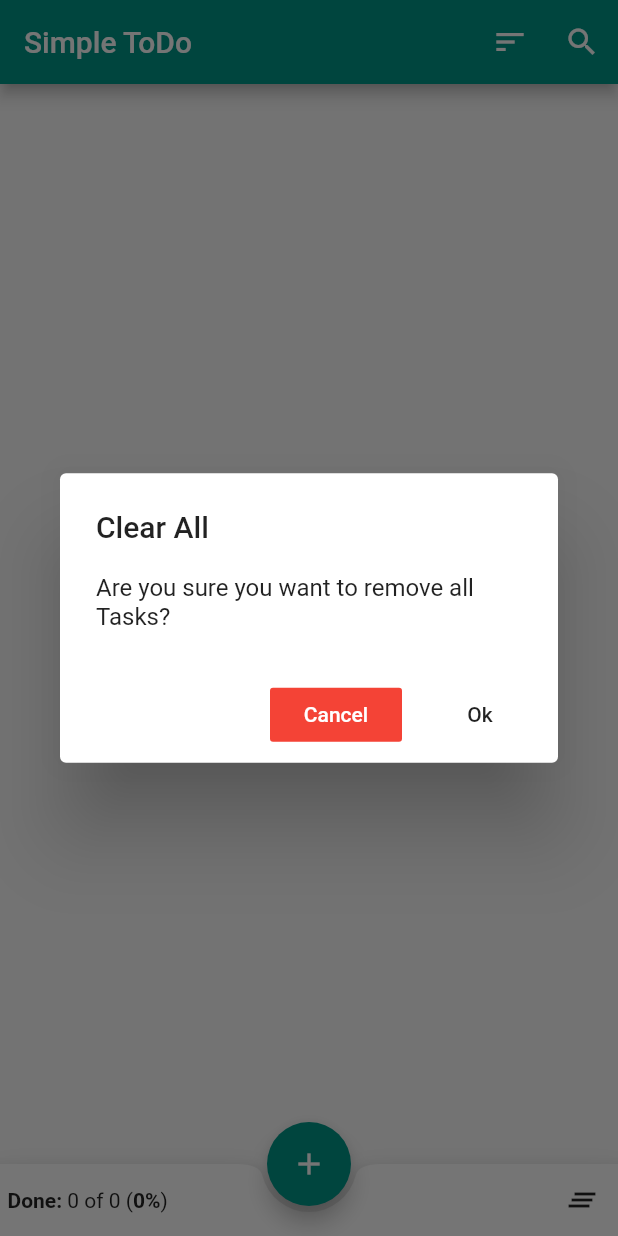
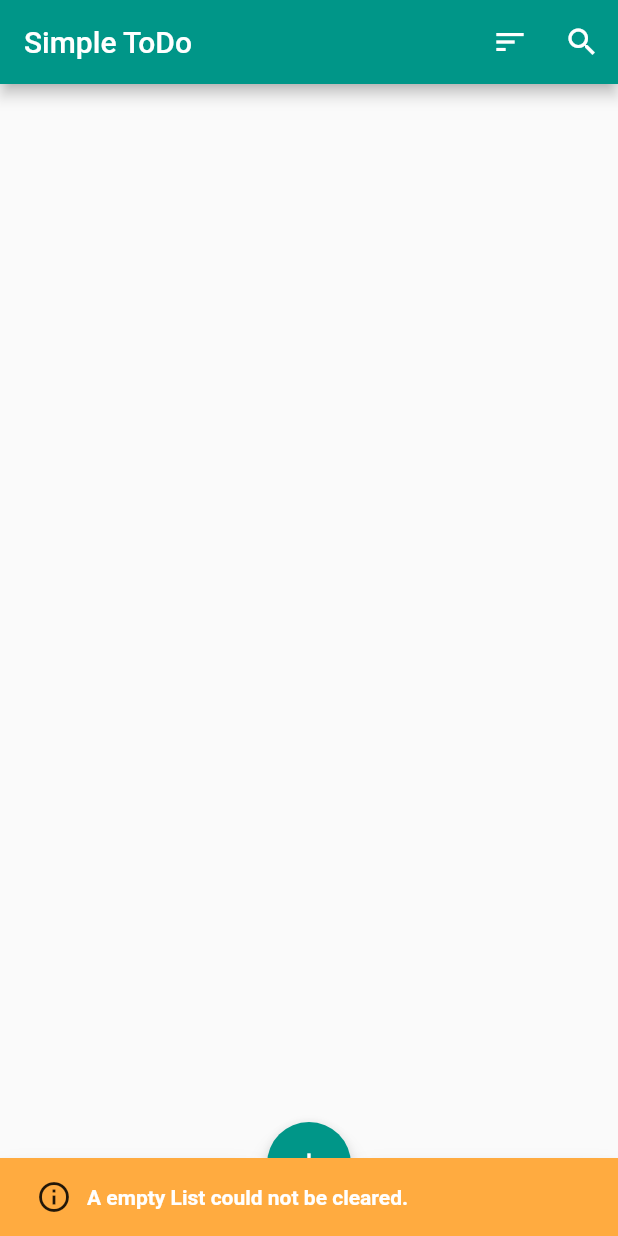
Before and after one commit to darielopper/flutter_todo_app, a Flutter app: the screen it shows after launch, after a tap on the "clear all" icon, on a phone screen of 412 x 824 dp. Run offline on Flutter 3.47's test engine with Material 2 defaults, Android fonts, the phone set to English and light mode, and no system bars.

```diff
--- a/lib/components/app.dart
+++ b/lib/components/app.dart
@@ -20,7 +20,7 @@ class MyApp extends StatelessWidget {
           // Notice that the counter didn't reset back to zero; the application
           // is not restarted.
           primarySwatch: Colors.teal),
-      home: MyHomePage(title: 'Simple ToDo'),
+      home: new Scaffold(body: MyHomePage(title: 'Simple ToDo')),
     );
   }
 }
--- a/lib/components/home_page.dart
+++ b/lib/components/home_page.dart
@@ -132,6 +132,21 @@ class _MyHomePageState extends State<MyHomePage> {
   }
 
   void removeAll() {
+    if (_list.count == 0) {
+      Scaffold.of(context).showSnackBar(new SnackBar(
+        backgroundColor: Colors.orangeAccent,
+        content: Row(
+          mainAxisAlignment: MainAxisAlignment.start,
+          children: <Widget>[
+            Icon(Icons.info_outline),
+            Padding(padding: EdgeInsets.only(left: 10), child: Text('A empty List could not be cleared.', style: TextStyle(fontWeight: FontWeight.bold)))
+          ],
+        ),
+        duration: Duration(seconds: 7),
+      ));
+
+      return;
+    }
     Utils.confirmDialog(
       title: 'Clear All',
       message: 'Are you sure you want to remove all Tasks?',
```
